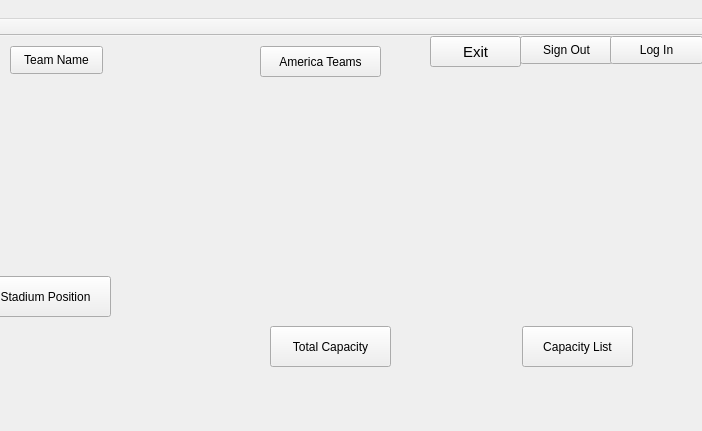
Old version of the form mainwindow.ui in the repository Ling2251/CS1C-NFL_Porject; both pictures show x 250 to 952 and y 0 to 431 of the 952 by 517 pixel window.
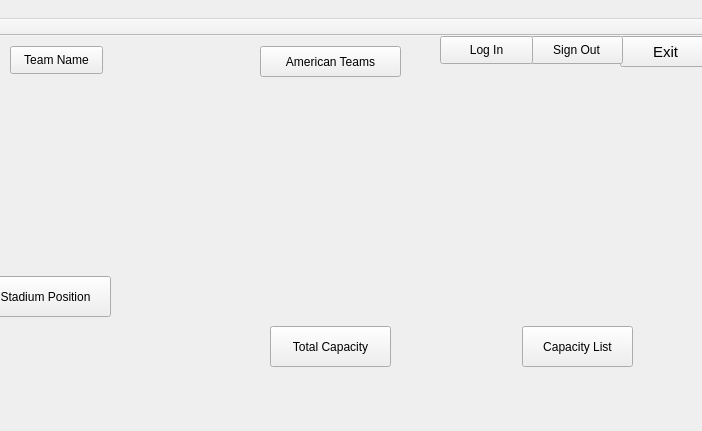
New version of the form. Icons and pictures are not drawn.

Commit message: Updated Contact Us and Help Buttons.

Diff of the .ui file:
```diff
--- a/mainwindow.ui
+++ b/mainwindow.ui
@@ -35,7 +35,7 @@
    <widget class="QPushButton" name="ExitButton">
     <property name="geometry">
      <rect>
-      <x>680</x>
+      <x>870</x>
       <y>0</y>
       <width>91</width>
       <height>31</height>
@@ -108,7 +108,7 @@
    <widget class="QPushButton" name="Signout">
     <property name="geometry">
      <rect>
-      <x>770</x>
+      <x>780</x>
       <y>0</y>
       <width>93</width>
       <height>28</height>
@@ -121,7 +121,7 @@
    <widget class="QPushButton" name="Login">
     <property name="geometry">
      <rect>
-      <x>860</x>
+      <x>690</x>
       <y>0</y>
       <width>93</width>
       <height>28</height>
@@ -168,12 +168,12 @@
      <rect>
       <x>510</x>
       <y>10</y>
-      <width>121</width>
+      <width>141</width>
       <height>31</height>
      </rect>
     </property>
     <property name="text">
-     <string>America Teams</string>
+     <string>American Teams</string>
     </property>
    </widget>
    <widget class="QPushButton" name="Stadiumposition">
@@ -218,8 +218,8 @@
    <widget class="QLabel" name="label_7">
     <property name="geometry">
      <rect>
-      <x>430</x>
-      <y>40</y>
+      <x>410</x>
+      <y>90</y>
       <width>301</width>
       <height>221</height>
      </rect>
```
Left out of the diff: 2 changed lines with no effect on the pictures. The commit also changes 3 other files.
